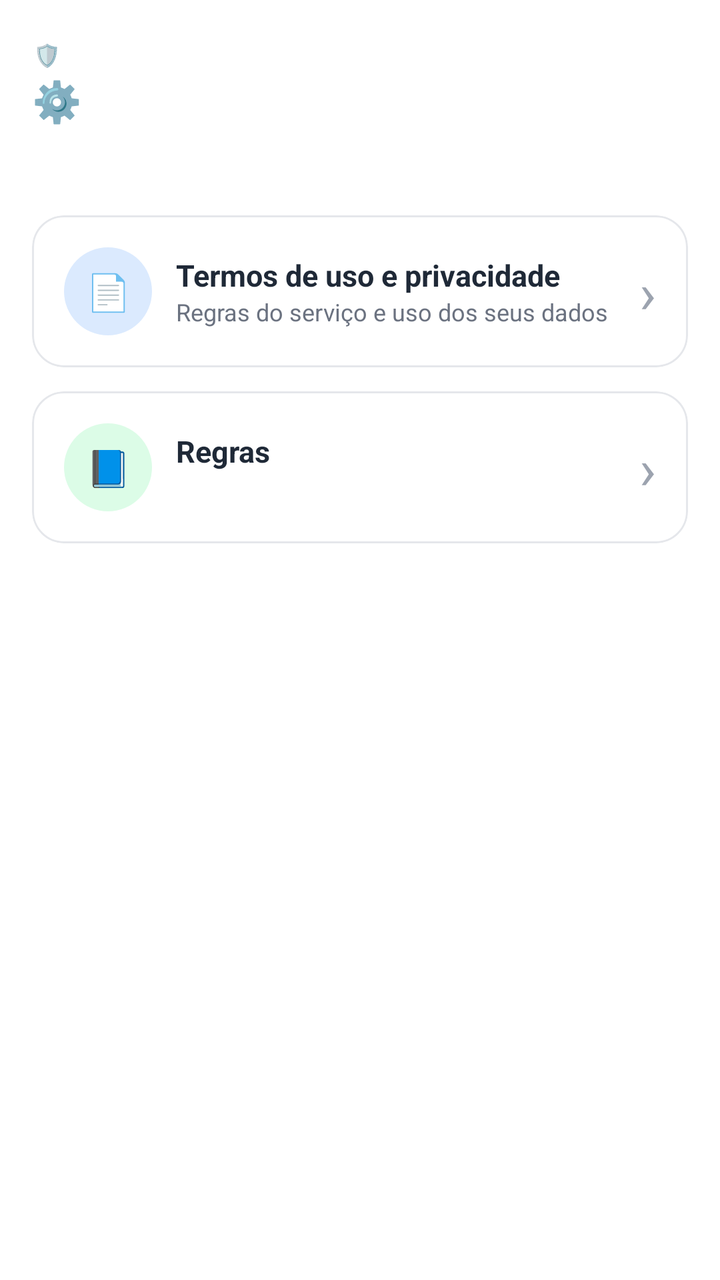
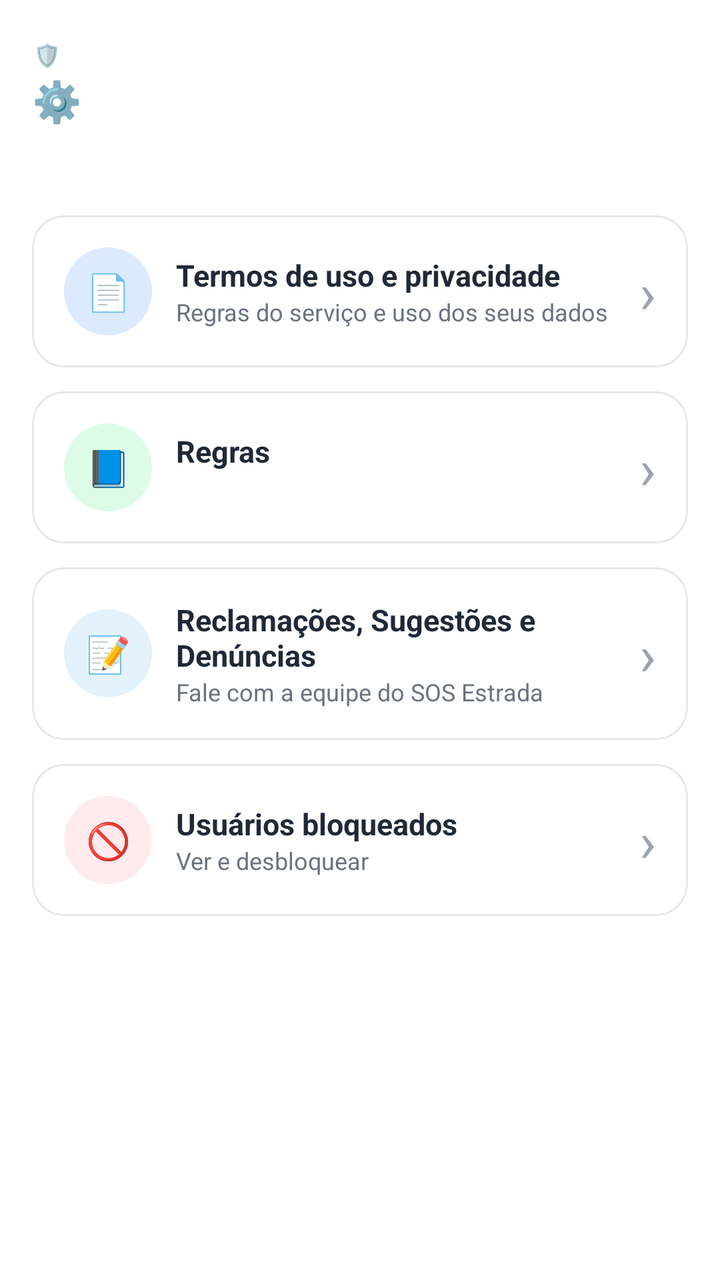

Before-and-after screenshots of an Android layout around one commit, followed by the original layout XML and the change that was made.
<!-- AndroidManifest.xml: application theme Theme.MaterialComponents.Light.NoActionBar -->
<!-- res/layout/activity_configuracoes.xml -->
<?xml version="1.0" encoding="utf-8"?>
<ScrollView xmlns:android="http://schemas.android.com/apk/res/android"
    xmlns:app="http://schemas.android.com/apk/res-auto"
    android:id="@+id/raizConfiguracoes"
    android:layout_width="match_parent"
    android:layout_height="match_parent"
    android:fillViewport="true"
    android:fitsSystemWindows="true">

    <LinearLayout
        android:layout_width="match_parent"
        android:layout_height="wrap_content"
        android:orientation="vertical">

        <LinearLayout
            android:id="@+id/cabecalhoConfiguracoes"
            android:layout_width="match_parent"
            android:layout_height="wrap_content"
            android:gravity="center_vertical"
            android:orientation="horizontal"
            android:paddingStart="16dp"
            android:paddingTop="20dp"
            android:paddingEnd="16dp"
            android:paddingBottom="24dp">

            <LinearLayout
                android:layout_width="0dp"
                android:layout_height="wrap_content"
                android:layout_weight="1"
                android:orientation="vertical">

                <TextView
                    android:layout_width="wrap_content"
                    android:layout_height="wrap_content"
                    android:letterSpacing="0.1"
                    android:text="🛡️ SOS ESTRADA"
                    android:textColor="#CCFFFFFF"
                    android:textSize="11sp"
                    android:textStyle="bold" />

                <TextView
                    android:layout_width="wrap_content"
                    android:layout_height="wrap_content"
                    android:layout_marginTop="2dp"
                    android:text="⚙️ Configurações"
                    android:textColor="@android:color/white"
                    android:textSize="20sp"
                    android:textStyle="bold" />
            </LinearLayout>

            <com.google.android.material.button.MaterialButton
                android:id="@+id/btnVoltarConfiguracoes"
                style="@style/Widget.MaterialComponents.Button.OutlinedButton"
                android:layout_width="wrap_content"
                android:layout_height="34dp"
                android:insetTop="0dp"
                android:insetBottom="0dp"
                android:minWidth="0dp"
                android:minHeight="0dp"
                android:paddingStart="12dp"
                android:paddingEnd="12dp"
                android:text="‹ Voltar"
                android:textAllCaps="false"
                android:textColor="@android:color/white"
                android:textSize="12sp"
                app:cornerRadius="17dp"
                app:strokeColor="#99FFFFFF" />
        </LinearLayout>

        
        <com.google.android.material.card.MaterialCardView
            android:id="@+id/cardTermos"
            style="@style/AdminCard"
            android:layout_marginStart="16dp"
            android:layout_marginTop="20dp"
            android:layout_marginEnd="16dp"
            android:clickable="true"
            android:focusable="true">

            <LinearLayout
                android:layout_width="match_parent"
                android:layout_height="wrap_content"
                android:gravity="center_vertical"
                android:orientation="horizontal"
                android:padding="16dp">

                <TextView
                    style="@style/AdminAvatar"
                    android:layout_width="44dp"
                    android:layout_height="44dp"
                    android:backgroundTint="@color/admin_azul_claro"
                    android:text="📄"
                    android:textSize="18sp" />

                <LinearLayout
                    android:layout_width="0dp"
                    android:layout_height="wrap_content"
                    android:layout_marginStart="12dp"
                    android:layout_weight="1"
                    android:orientation="vertical">

                    <TextView
                        style="@style/AdminTitulo"
                        android:text="Termos de uso e privacidade"
                        android:textSize="15sp" />

                    <TextView
                        android:layout_width="wrap_content"
                        android:layout_height="wrap_content"
                        android:text="Regras do serviço e uso dos seus dados"
                        android:textColor="@color/admin_texto_secundario"
                        android:textSize="12sp" />
                </LinearLayout>

                <TextView
                    android:layout_width="wrap_content"
                    android:layout_height="wrap_content"
                    android:text="›"
                    android:textColor="#9CA3AF"
                    android:textSize="28sp" />
            </LinearLayout>
        </com.google.android.material.card.MaterialCardView>

        
        <com.google.android.material.card.MaterialCardView
            android:id="@+id/cardRegras"
            style="@style/AdminCard"
            android:layout_marginStart="16dp"
            android:layout_marginTop="12dp"
            android:layout_marginEnd="16dp"
            android:clickable="true"
            android:focusable="true">

            <LinearLayout
                android:layout_width="match_parent"
                android:layout_height="wrap_content"
                android:gravity="center_vertical"
                android:orientation="horizontal"
                android:padding="16dp">

                <TextView
                    style="@style/AdminAvatar"
                    android:layout_width="44dp"
                    android:layout_height="44dp"
                    android:backgroundTint="@color/admin_verde_claro"
                    android:text="📘"
                    android:textSize="18sp" />

                <LinearLayout
                    android:layout_width="0dp"
                    android:layout_height="wrap_content"
                    android:layout_marginStart="12dp"
                    android:layout_weight="1"
                    android:orientation="vertical">

                    <TextView
                        android:id="@+id/tvTituloRegras"
                        style="@style/AdminTitulo"
                        android:text="Regras"
                        android:textSize="15sp" />

                    <TextView
                        android:id="@+id/tvSubtituloRegras"
                        android:layout_width="wrap_content"
                        android:layout_height="wrap_content"
                        android:textColor="@color/admin_texto_secundario"
                        android:textSize="12sp" />
                </LinearLayout>

                <TextView
                    android:layout_width="wrap_content"
                    android:layout_height="wrap_content"
                    android:text="›"
                    android:textColor="#9CA3AF"
                    android:textSize="28sp" />
            </LinearLayout>
        </com.google.android.material.card.MaterialCardView>

        
        <com.google.android.material.card.MaterialCardView
            android:id="@+id/cardAssinatura"
            style="@style/AdminCard"
            android:layout_marginStart="16dp"
            android:layout_marginTop="12dp"
            android:layout_marginEnd="16dp"
            android:clickable="true"
            android:focusable="true"
            android:visibility="gone">

            <LinearLayout
                android:layout_width="match_parent"
                android:layout_height="wrap_content"
                android:gravity="center_vertical"
                android:orientation="horizontal"
                android:padding="16dp">

                <TextView
                    style="@style/AdminAvatar"
                    android:layout_width="44dp"
                    android:layout_height="44dp"
                    android:backgroundTint="@color/admin_laranja_claro"
                    android:text="💳"
                    android:textSize="18sp" />

                <LinearLayout
                    android:layout_width="0dp"
                    android:layout_height="wrap_content"
                    android:layout_marginStart="12dp"
                    android:layout_weight="1"
                    android:orientation="vertical">

                    <TextView
                        style="@style/AdminTitulo"
                        android:text="Assinatura"
                        android:textSize="15sp" />

                    <TextView
                        android:layout_width="wrap_content"
                        android:layout_height="wrap_content"
                        android:text="Período grátis, plano e validade"
                        android:textColor="@color/admin_texto_secundario"
                        android:textSize="12sp" />
                </LinearLayout>

                <TextView
                    android:layout_width="wrap_content"
                    android:layout_height="wrap_content"
                    android:text="›"
                    android:textColor="#9CA3AF"
                    android:textSize="28sp" />
            </LinearLayout>
        </com.google.android.material.card.MaterialCardView>

    </LinearLayout>
</ScrollView>
<!-- resources referenced by this layout -->
<resources>
  <color name="admin_azul_claro">#DBEAFE</color>
  <color name="admin_laranja_claro">#FEF3C7</color>
  <color name="admin_texto_secundario">#6B7280</color>
  <color name="admin_verde_claro">#DCFCE7</color>
  <style name="AdminAvatar">
          <item name="android:layout_width">48dp</item>
          <item name="android:layout_height">48dp</item>
          <item name="android:background">@drawable/bg_admin_avatar</item>
          <item name="android:gravity">center</item>
          <item name="android:textColor">@android:color/white</item>
          <item name="android:textSize">17sp</item>
          <item name="android:textStyle">bold</item>
      </style>
  <style name="AdminCard">
          <item name="android:layout_width">match_parent</item>
          <item name="android:layout_height">wrap_content</item>
          <item name="cardBackgroundColor">@android:color/white</item>
          <item name="cardCornerRadius">16dp</item>
          <item name="cardElevation">0dp</item>
          <item name="strokeColor">@color/admin_borda</item>
          <item name="strokeWidth">1dp</item>
      </style>
  <style name="AdminTitulo">
          <item name="android:layout_width">wrap_content</item>
          <item name="android:layout_height">wrap_content</item>
          <item name="android:textColor">@color/admin_texto</item>
          <item name="android:textSize">16sp</item>
          <item name="android:textStyle">bold</item>
      </style>
  <!-- drawable bg_admin_avatar (drawable) -->
  <?xml version="1.0" encoding="utf-8"?>
  <shape xmlns:android="http://schemas.android.com/apk/res/android" android:shape="oval">
      <solid android:color="#FFFFFF" />
  </shape>
  <color name="admin_borda">#E5E7EB</color>
  <color name="admin_texto">#1F2937</color>
</resources>

<!-- the commit's change to res/layout/activity_configuracoes.xml (unified diff, before → after) -->
@@ -231,5 +231,113 @@
             </LinearLayout>
         </com.google.android.material.card.MaterialCardView>
 
+        
+        <com.google.android.material.card.MaterialCardView
+            android:id="@+id/cardFaleConosco"
+            style="@style/AdminCard"
+            android:layout_marginStart="16dp"
+            android:layout_marginTop="12dp"
+            android:layout_marginEnd="16dp"
+            android:clickable="true"
+            android:focusable="true">
+
+            <LinearLayout
+                android:layout_width="match_parent"
+                android:layout_height="wrap_content"
+                android:gravity="center_vertical"
+                android:orientation="horizontal"
+                android:padding="16dp">
+
+                <TextView
+                    style="@style/AdminAvatar"
+                    android:layout_width="44dp"
+                    android:layout_height="44dp"
+                    android:backgroundTint="#E3F2FD"
+                    android:text="📝"
+                    android:textSize="18sp" />
+
+                <LinearLayout
+                    android:layout_width="0dp"
+                    android:layout_height="wrap_content"
+                    android:layout_marginStart="12dp"
+                    android:layout_weight="1"
+                    android:orientation="vertical">
+
+                    <TextView
+                        style="@style/AdminTitulo"
+                        android:text="Reclamações, Sugestões e Denúncias"
+                        android:textSize="15sp" />
+
+                    <TextView
+                        android:layout_width="wrap_content"
+                        android:layout_height="wrap_content"
+                        android:text="Fale com a equipe do SOS Estrada"
+                        android:textColor="@color/admin_texto_secundario"
+                        android:textSize="12sp" />
+                </LinearLayout>
+
+                <TextView
+                    android:layout_width="wrap_content"
+                    android:layout_height="wrap_content"
+                    android:text="›"
+                    android:textColor="#9CA3AF"
+                    android:textSize="28sp" />
+            </LinearLayout>
+        </com.google.android.material.card.MaterialCardView>
+
+        
+        <com.google.android.material.card.MaterialCardView
+            android:id="@+id/cardBloqueados"
+            style="@style/AdminCard"
+            android:layout_marginStart="16dp"
+            android:layout_marginTop="12dp"
+            android:layout_marginEnd="16dp"
+            android:clickable="true"
+            android:focusable="true">
+
+            <LinearLayout
+                android:layout_width="match_parent"
+                android:layout_height="wrap_content"
+                android:gravity="center_vertical"
+                android:orientation="horizontal"
+                android:padding="16dp">
+
+                <TextView
+                    style="@style/AdminAvatar"
+                    android:layout_width="44dp"
+                    android:layout_height="44dp"
+                    android:backgroundTint="#FFEBEE"
+                    android:text="🚫"
+                    android:textSize="18sp" />
+
+                <LinearLayout
+                    android:layout_width="0dp"
+                    android:layout_height="wrap_content"
+                    android:layout_marginStart="12dp"
+                    android:layout_weight="1"
+                    android:orientation="vertical">
+
+                    <TextView
+                        style="@style/AdminTitulo"
+                        android:text="Usuários bloqueados"
+                        android:textSize="15sp" />
+
+                    <TextView
+                        android:layout_width="wrap_content"
+                        android:layout_height="wrap_content"
+                        android:text="Ver e desbloquear"
+                        android:textColor="@color/admin_texto_secundario"
+                        android:textSize="12sp" />
+                </LinearLayout>
+
+                <TextView
+                    android:layout_width="wrap_content"
+                    android:layout_height="wrap_content"
+                    android:text="›"
+                    android:textColor="#9CA3AF"
+                    android:textSize="28sp" />
+            </LinearLayout>
+        </com.google.android.material.card.MaterialCardView>
+
     </LinearLayout>
 </ScrollView>
